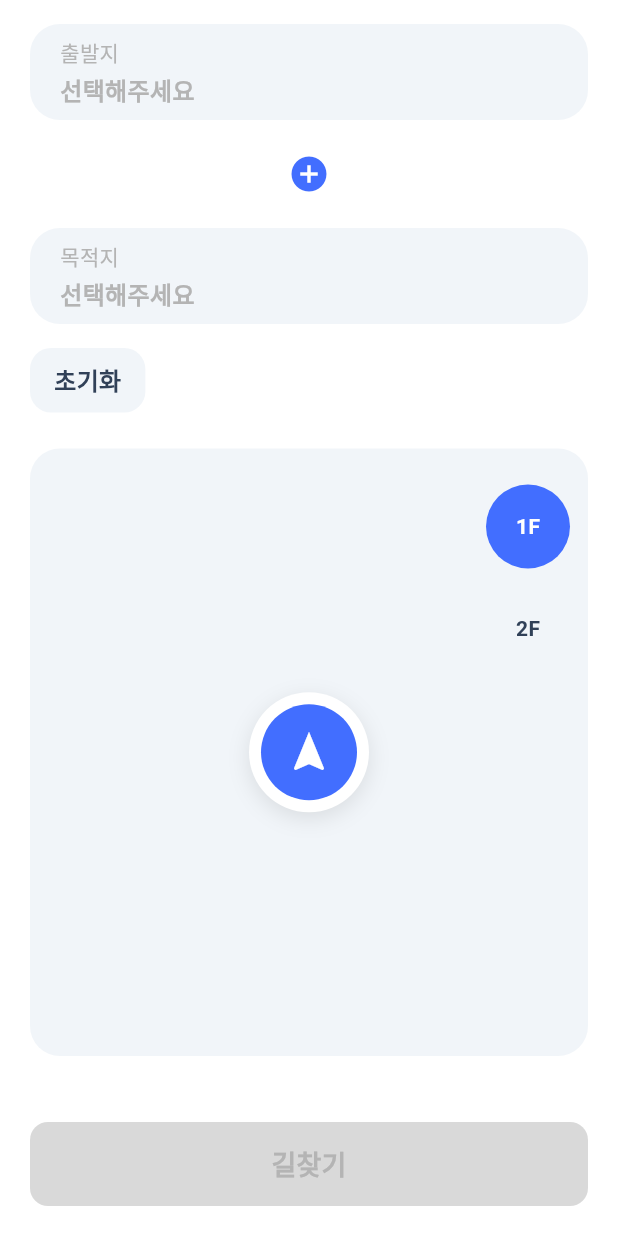
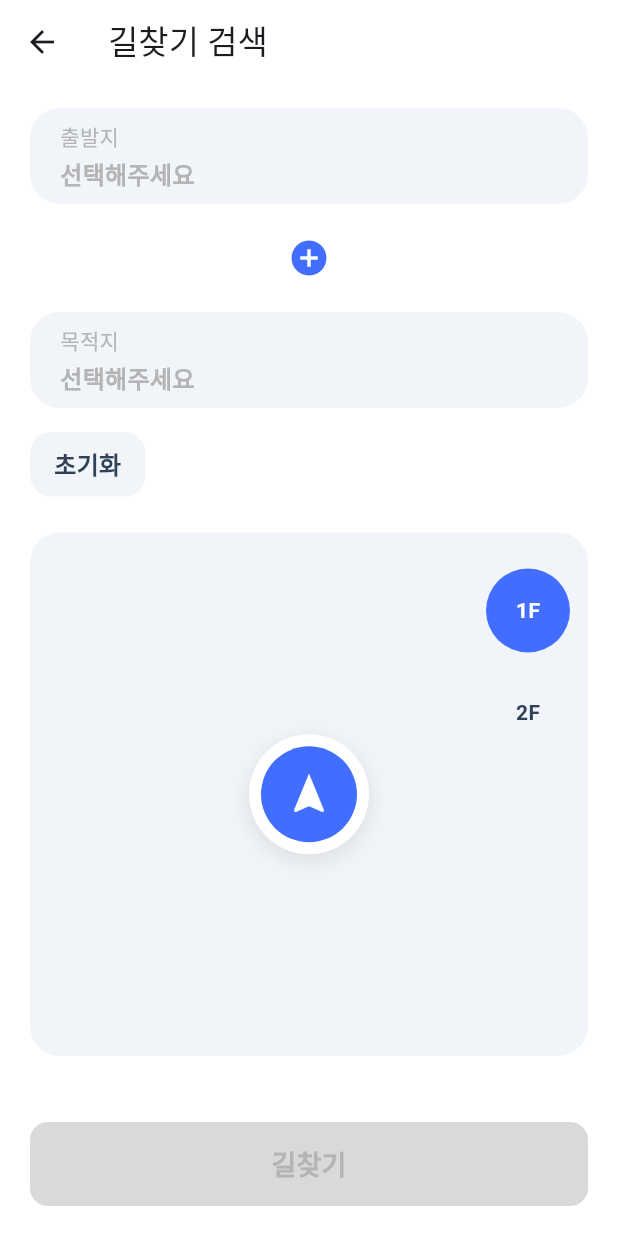
Before and after one commit to Ogwart/annyong_app, a Flutter app: the PathSelectionPage screen opened by its route, on a phone screen of 412 x 824 dp. Run offline on Flutter 3.47's test engine with Material 3 defaults, Android fonts, the light colour scheme and no system bars; our stand-ins replace flutter_map, flutter_riverpod, go_router, latlong2; missing offline and left inert: dart:ffi; Roboto replaces fonts that are missing (Pretendard); project files that could hold a hidden picture were left out.

Commit message:
Design: 길찾기 검색 페이지에 앱바 추가
피그마에 없긴 한데 테스트하려니 있는게 편해서 추가해둠

```diff
--- a/lib/presentation/ui/path/path_selection_page.dart
+++ b/lib/presentation/ui/path/path_selection_page.dart
@@ -143,7 +143,7 @@ class _PathSelectionPageState extends ConsumerState<PathSelectionPage> {
     });
 
     return Scaffold(
-      backgroundColor: Colors.white,
+      appBar: AppBar(title: const Text('길찾기 검색')),
       body: SafeArea(
         child: Column(
           children: [
```
